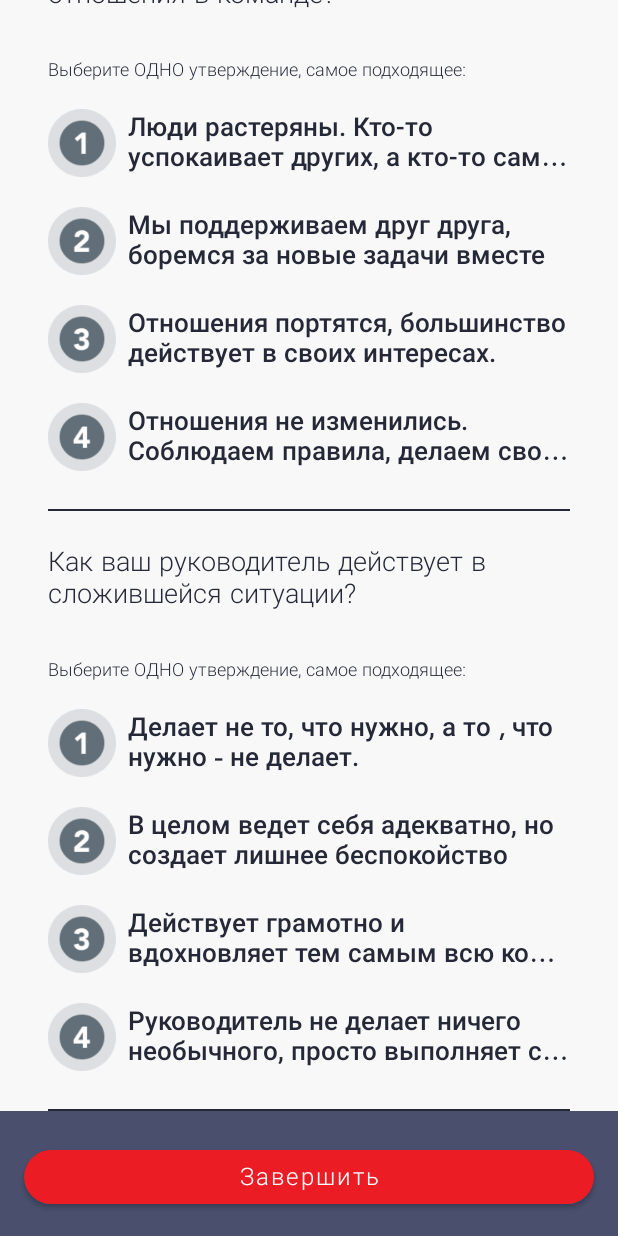
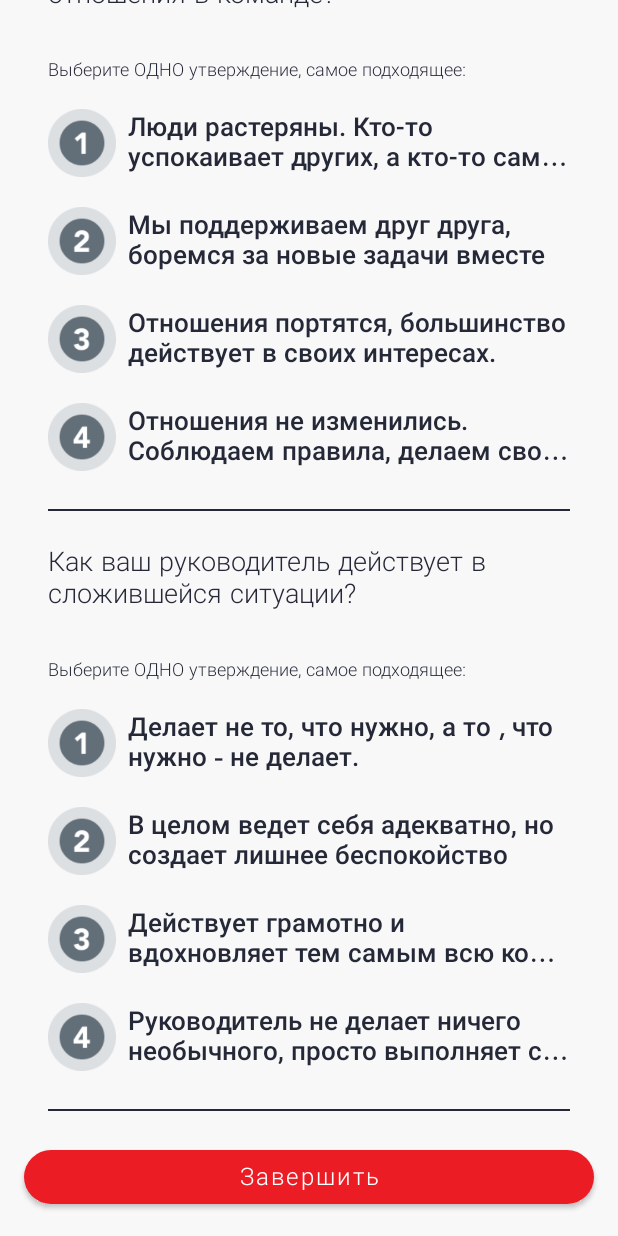
Before and after one commit to Giksengik/Metrix, an Android app: the fragment PulseFragment shown on its own in the app's theme, scrolled down 173 dp, on a phone screen of 412 x 824 dp. Run offline under Robolectric (Android 15) with nearby library versions, the light colour scheme and no system bars.

Commit message:
UI fixes

```diff
--- a/app/src/main/java/com/company/metrix/services/recomendations/FragmentRecomendations.kt
+++ b/app/src/main/java/com/company/metrix/services/recomendations/FragmentRecomendations.kt
@@ -60,7 +60,7 @@ class FragmentRecomendations : Fragment() , BackButtonHandler{
                             snapshot.children.iterator().next().child("comments")
                                 .getValue<MutableList<String>>() ?: mutableListOf()
                         val list = comments.map {
-                            CharacteristicInfo(text = it, emoji = "\uD83C\uDFC6")
+                            CharacteristicInfo(text = it, emoji = "\uD83D\uDCAC")
                         }
                         if (list.size > 0) {
                             weaknessAdapter?.submitList(list)
--- a/app/src/main/res/layout/fragment_pulse.xml
+++ b/app/src/main/res/layout/fragment_pulse.xml
@@ -3,7 +3,8 @@
     xmlns:app="http://schemas.android.com/apk/res-auto"
     xmlns:tools="http://schemas.android.com/tools"
     android:layout_width="match_parent"
-    android:layout_height="800dp">
+    android:layout_height="800dp"
+    android:background="@color/background_gray">
     <androidx.appcompat.widget.LinearLayoutCompat
         android:layout_width="match_parent"
         android:orientation="vertical"
```
